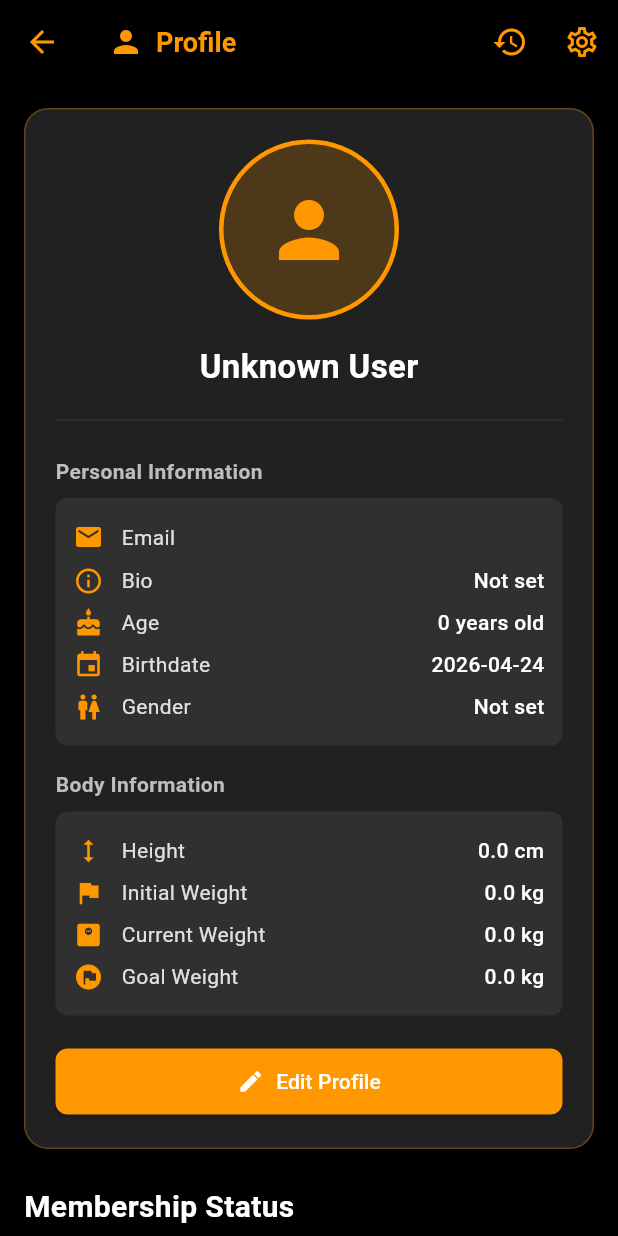
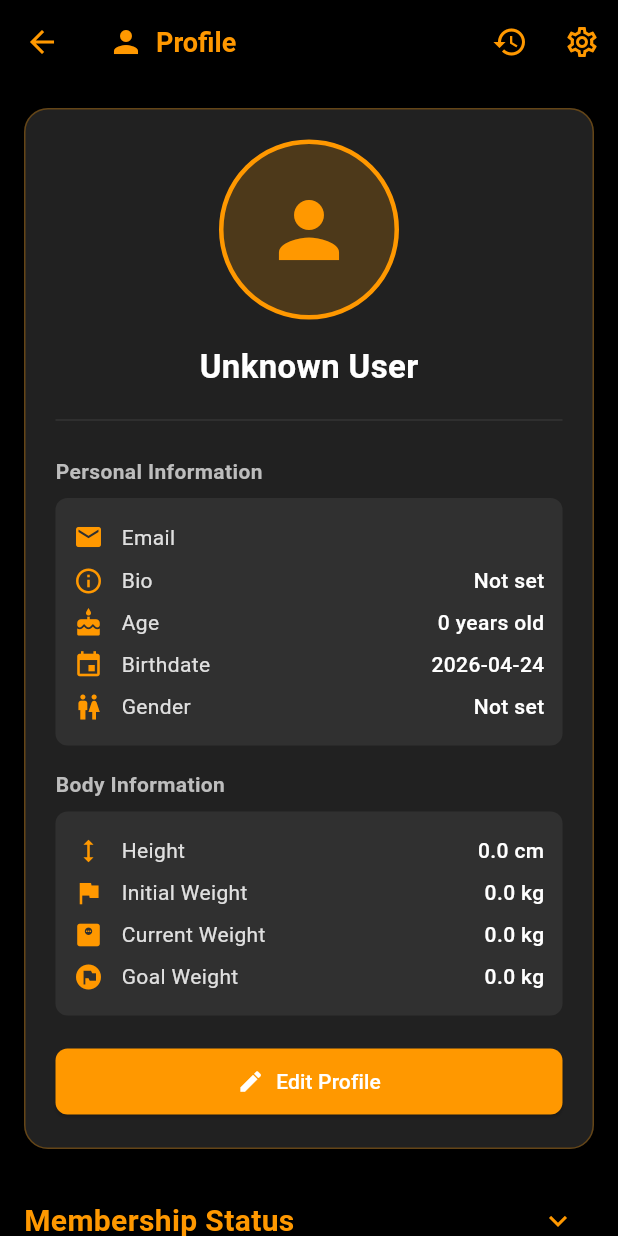
Before and after one commit to lum-study/X-FatHub, a Flutter app: the ProfileDashboardScreen screen opened directly, on a phone screen of 412 x 824 dp. Run offline on Flutter 3.47's test engine with Material 3 defaults, Android fonts, the light colour scheme and no system bars; our stand-ins replace connectivity_plus, flutter_dotenv, flutter_map, flutter_svg, geocoding, geolocator and 9 more; missing offline and left inert: flutter_background_service, workmanager; accounts and stored records are empty; network calls fail; statements that could not run were skipped.

Commit message:
up: profile page change design

```diff
--- a/lib/features/profile/views/login_screen.dart
+++ b/lib/features/profile/views/login_screen.dart
@@ -50,9 +50,9 @@ class _LoginScreenState extends State<LoginScreen> {
 
           ScaffoldMessenger.of(context).showSnackBar(
             const SnackBar(
-              content: Text('Registration successful! Please login with your credentials.'),
+              content: Text('Verification email sent! Please check your inbox and verify your account before logging in.'),
               backgroundColor: Colors.green,
-              duration: Duration(seconds: 2),
+              duration: Duration(seconds: 6),
             ),
           );
         }
--- a/lib/features/profile/views/profile_dashboard_screen.dart
+++ b/lib/features/profile/views/profile_dashboard_screen.dart
@@ -16,6 +16,11 @@ class ProfileDashboardScreen extends StatefulWidget {
 }
 
 class _ProfileDashboardScreenState extends State<ProfileDashboardScreen> {
+  bool _isSessionsExpanded = false;
+  bool _isActivitiesExpanded = false;
+  bool _isMembershipExpanded = false;
+  bool _isWeightExpanded = false;
+
   @override
   void initState() {
     super.initState();
@@ -37,8 +42,6 @@ class _ProfileDashboardScreenState extends State<ProfileDashboardScreen> {
   }
 
   int _calculatePurchaseCount(BookingViewModel bookingVM) {
-    // Union of unique package IDs from bookings history and current active packages
-    // This avoids double counting packages that have both bookings and remaining sessions
     return {
       ...bookingVM.userBookings.map((b) => b.packageId),
       ...bookingVM.activePackages.map((p) => p.id)
@@ -108,34 +111,65 @@ class _ProfileDashboardScreenState extends State<ProfileDashboardScreen> {
                     _buildProfileHeader(profile, context),
                     const SizedBox(height: 24),
 
-                    // Membership Section
+                    // Membership Section (Expandable)
+                    Row(
+                      mainAxisAlignment: MainAxisAlignment.spaceBetween,
+                      children: [
                         const Text(
                           'Membership Status',
                           style: TextStyle(
                             fontSize: 20,
                             fontWeight: FontWeight.bold,
-                        color: Colors.white,
-                      ),
-                    ),
-                    const SizedBox(height: 12),
-                    Consumer<BookingViewModel>(
+                            color: Colors.orange,
+                          ),
+                        ),
+                        IconButton(
+                          onPressed: () => setState(() => _isMembershipExpanded = !_isMembershipExpanded),
+                          icon: Icon(
+                            _isMembershipExpanded ? Icons.keyboard_arrow_up : Icons.keyboard_arrow_down,
+                            color: Colors.orange,
+                          ),
+                        ),
+                      ],
+                    ),
+                    const SizedBox(height: 8),
+                    AnimatedCrossFade(
+                      firstChild: const SizedBox(width: double.infinity),
+                      secondChild: Consumer<BookingViewModel>(
                         builder: (context, bookingVM, _) {
                           return _buildMembershipCard(bookingVM);
                         },
                       ),
+                      crossFadeState: _isMembershipExpanded ? CrossFadeState.showSecond : CrossFadeState.showFirst,
+                      duration: const Duration(milliseconds: 300),
+                    ),
                     const SizedBox(height: 24),
 
-                    // Weight Progress Section
+                    // Weight Goal Section (Expandable)
+                    Row(
+                      mainAxisAlignment: MainAxisAlignment.spaceBetween,
+                      children: [
                         const Text(
                           'Weight Goal Progress',
                           style: TextStyle(
                             fontSize: 20,
                             fontWeight: FontWeight.bold,
-                        color: Colors.white,
-                      ),
-                    ),
-                    const SizedBox(height: 12),
-                    GestureDetector(
+                            color: Colors.orange,
+                          ),
+                        ),
+                        IconButton(
+                          onPressed: () => setState(() => _isWeightExpanded = !_isWeightExpanded),
+                          icon: Icon(
+                            _isWeightExpanded ? Icons.keyboard_arrow_up : Icons.keyboard_arrow_down,
+                            color: Colors.orange,
+                          ),
+                        ),
+                      ],
+                    ),
+                    const SizedBox(height: 8),
+                    AnimatedCrossFade(
+                      firstChild: const SizedBox(width: double.infinity),
+                      secondChild: GestureDetector(
                         onTap: () {
                           final height = profile?.height ?? 0.0;
                           final initialWeight = profile?.initialWeight ?? 0.0;
@@ -146,7 +180,7 @@ class _ProfileDashboardScreenState extends State<ProfileDashboardScreen> {
                           } else {
                             ScaffoldMessenger.of(context).showSnackBar(
                               const SnackBar(
-                              content: Text('Please complete your Body Information first'),
+                                content: Text('Please complete your Body Information first (Height, Initial & Goal Weight)'),
                                 backgroundColor: Colors.orange,
                               ),
                             );
@@ -154,40 +188,185 @@ class _ProfileDashboardScreenState extends State<ProfileDashboardScreen> {
                         },
                         child: _buildWeightProgressSection(profile),
                       ),
+                      crossFadeState: _isWeightExpanded ? CrossFadeState.showSecond : CrossFadeState.showFirst,
+                      duration: const Duration(milliseconds: 300),
+                    ),
                     const SizedBox(height: 32),
 
-                    // Health Stats Section
+                    // Total Sessions Section (Expandable)
+                    Row(
+                      mainAxisAlignment: MainAxisAlignment.spaceBetween,
+                      children: [
+                        const Text(
+                          'Total Sessions Left',
+                          style: TextStyle(
+                            fontSize: 20,
+                            fontWeight: FontWeight.bold,
+                            color: Colors.orange,
+                          ),
+                        ),
+                        IconButton(
+                          onPressed: () => setState(() => _isSessionsExpanded = !_isSessionsExpanded),
+                          icon: Icon(
+                            _isSessionsExpanded ? Icons.keyboard_arrow_up : Icons.keyboard_arrow_down,
+                            color: Colors.orange,
+                          ),
+                        ),
+                      ],
+                    ),
+                    const SizedBox(height: 8),
+                    Consumer<BookingViewModel>(
+                      builder: (context, bookingVM, _) {
+                        final totalSessions = bookingVM.sessionsRemainingByPackage.values.fold(0, (sum, s) => sum + s);
+                        return AnimatedCrossFade(
+                          firstChild: const SizedBox(width: double.infinity),
+                          secondChild: Container(
+                            width: double.infinity,
+                            padding: const EdgeInsets.all(16),
+                            decoration: BoxDecoration(
+                              color: Colors.grey[900],
+                              borderRadius: BorderRadius.circular(12),
+                              border: Border.all(color: Colors.green.withOpacity(0.3)),
+                            ),
+                            child: Column(
+                              crossAxisAlignment: CrossAxisAlignment.start,
+                              children: [
+                                Row(
+                                  mainAxisAlignment: MainAxisAlignment.spaceBetween,
+                                  children: [
+                                    const Text(
+                                      'Sessions Overview',
+                                      style: TextStyle(
+                                        fontSize: 14,
+                                        fontWeight: FontWeight.w600,
+                                        color: Colors.grey,
+                                      ),
+                                    ),
+                                    const Icon(Icons.fitness_center, color: Colors.green, size: 20),
+                                  ],
+                                ),
+                                const SizedBox(height: 8),
+                                Text(
+                                  totalSessions.toString(),
+                                  style: const TextStyle(
+                                    fontSize: 32,
+                                    fontWeight: FontWeight.bold,
+                                    color: Colors.green,
+                                  ),
+                                ),
+                                if (bookingVM.activePackages.isNotEmpty) ...[
+                                  const SizedBox(height: 16),
+                                  const Divider(color: Color(0xFF333333)),
+                                  const SizedBox(height: 8),
+                                  ...bookingVM.activePackages.map((pkg) {
+                                    final sessions = bookingVM.sessionsRemainingByPackage[pkg.id] ?? 0;
+                                    final expiry = bookingVM.expiryByPackage[pkg.id];
+                                    String expiryText = 'No expiry';
+                                    Color expiryColor = Colors.grey[500]!;
+
+                                    if (expiry != null) {
+                                      final daysLeft = expiry.difference(DateTime.now()).inDays;
+                                      if (daysLeft < 0) {
+                                        expiryText = 'Expired';
+                                        expiryColor = Colors.red;
+                                      } else {
+                                        expiryText = '$daysLeft days left';
+                                        if (daysLeft < 30) {
+                                          expiryColor = Colors.red;
+                                        }
+                                      }
+                                    }
+
+                                    return Padding(
+                                      padding: const EdgeInsets.symmetric(vertical: 8.0),
+                                      child: Row(
+                                        mainAxisAlignment: MainAxisAlignment.spaceBetween,
+                                        children: [
+                                          Expanded(
+                                            child: Column(
+                                              crossAxisAlignment: CrossAxisAlignment.start,
+                                              children: [
+                                                Text(
+                                                  pkg.name,
+                                                  style: const TextStyle(
+                                                    color: Colors.white,
+                                                    fontSize: 14,
+                                                    fontWeight: FontWeight.w500,
+                                                  ),
+                                                ),
+                                                Text(
+                                                  '$sessions sessions left',
+                                                  style: const TextStyle(
+                                                    color: Colors.green,
+                                                    fontSize: 12,
+                                                  ),
+                                                ),
+                                              ],
+                                            ),
+                                          ),
+                                          Text(
+                                            expiryText,
+                                            style: TextStyle(
+                                              color: expiryColor,
+                                              fontSize: 12,
+                                              fontWeight: FontWeight.w600,
+                                            ),
+                                          ),
+                                        ],
+                                      ),
+                                    );
+                                  }).toList(),
+                                ] else ...[
+                                  const SizedBox(height: 8),
+                                  Text(
+                                    'No active packages',
+                                    style: TextStyle(fontSize: 12, color: Colors.grey[600]),
+                                  ),
+                                ],
+                              ],
+                            ),
+                          ),
+                          crossFadeState: _isSessionsExpanded ? CrossFadeState.showSecond : CrossFadeState.showFirst,
+                          duration: const Duration(milliseconds: 300),
+                        );
+                      },
+                    ),
+                    const SizedBox(height: 24),
+
+                    // Today's Activity Section (Expandable)
+                    Row(
+                      mainAxisAlignment: MainAxisAlignment.spaceBetween,
+                      children: [
                         const Text(
                           'Today\'s Activity',
                           style: TextStyle(
                             fontSize: 20,
                             fontWeight: FontWeight.bold,
-                        color: Colors.white,
-                      ),
-                    ),
-                    const SizedBox(height: 16),
-
-                    // Stats Grid
-                    Consumer3<
-                      StepTrackerViewModel,
-                      HydrationViewModel,
-                      BookingViewModel
-                    >(
-                      builder: (context, stepVM, hydrationVM, bookingVM, _) {
+                            color: Colors.orange,
+                          ),
+                        ),
+                        IconButton(
+                          onPressed: () => setState(() => _isActivitiesExpanded = !_isActivitiesExpanded),
+                          icon: Icon(
+                            _isActivitiesExpanded ? Icons.keyboard_arrow_up : Icons.keyboard_arrow_down,
+                            color: Colors.orange,
+                          ),
+                        ),
+                      ],
+                    ),
+                    const SizedBox(height: 8),
+                    Consumer2<StepTrackerViewModel, HydrationViewModel>(
+                      builder: (context, stepVM, hydrationVM, _) {
                         final stepsProgress = stepVM.goalSteps > 0
                             ? (stepVM.steps / stepVM.goalSteps).clamp(0.0, 1.0)
                             : 0.0;
-
                         final hydrationProgress = hydrationVM.goalInLiters > 0
                             ? (hydrationVM.consumptionInLiters / hydrationVM.goalInLiters).clamp(0.0, 1.0)
                             : 0.0;
 
-                        final totalSessions = bookingVM.sessionsRemainingByPackage.values.fold(0, (sum, s) => sum + s);
-
-                        return Column(
-                          crossAxisAlignment: CrossAxisAlignment.start,
-                          children: [
-                            Row(
+                        return AnimatedCrossFade(
+                          firstChild: const SizedBox(width: double.infinity),
+                          secondChild: Row(
                             mainAxisAlignment: MainAxisAlignment.spaceEvenly,
                             children: [
                               Expanded(
@@ -214,124 +393,8 @@ class _ProfileDashboardScreenState extends State<ProfileDashboardScreen> {
                               ),
                             ],
                           ),
-                            const SizedBox(height: 24),
-                            const Text(
-                              'Total Sessions Left',
-                              style: TextStyle(
-                                fontSize: 20,
-                                fontWeight: FontWeight.bold,
-                                color: Colors.white,
-                              ),
-                            ),
-                            const SizedBox(height: 12),
-                            // Sessions Card
-                            Container(
-                              width: double.infinity,
-                              padding: const EdgeInsets.all(16),
-                              decoration: BoxDecoration(
-                                color: Colors.grey[900],
-                                borderRadius: BorderRadius.circular(12),
-                                border: Border.all(color: Colors.green.withOpacity(0.3)),
-                              ),
-                              child: Column(
-                                crossAxisAlignment: CrossAxisAlignment.start,
-                                children: [
-                                  Row(
-                                    mainAxisAlignment: MainAxisAlignment.spaceBetween,
-                                    children: [
-                                      const Text(
-                                        'Sessions Overview',
-                                        style: TextStyle(
-                                          fontSize: 14,
-                                          fontWeight: FontWeight.w600,
-                                          color: Colors.grey,
-                                        ),
-                                      ),
-                                      const Icon(Icons.fitness_center, color: Colors.green, size: 20),
-                                    ],
-                                  ),
-                                  const SizedBox(height: 8),
-                                  Text(
-                                    totalSessions.toString(),
-                                    style: const TextStyle(
-                                      fontSize: 32,
-                                      fontWeight: FontWeight.bold,
-                                      color: Colors.green,
-                                    ),
-                                  ),
-                                  if (bookingVM.activePackages.isNotEmpty) ...[
-                                    const SizedBox(height: 16),
-                                    const Divider(color: Color(0xFF333333)),
-                                    const SizedBox(height: 8),
-                                    ...bookingVM.activePackages.map((pkg) {
-                                      final sessions = bookingVM.sessionsRemainingByPackage[pkg.id] ?? 0;
-                                      final expiry = bookingVM.expiryByPackage[pkg.id];
-                                      String expiryText = 'No expiry';
-                                      Color expiryColor = Colors.grey[500]!;
-
-                                      if (expiry != null) {
-                                        final daysLeft = expiry.difference(DateTime.now()).inDays;
-                                        if (daysLeft < 0) {
-                                          expiryText = 'Expired';
-                                          expiryColor = Colors.red;
-                                        } else {
-                                          expiryText = '$daysLeft days left';
-                                          if (daysLeft < 30) {
-                                            expiryColor = Colors.red;
-                                          }
-                                        }
-                                      }
-
-                                      return Padding(
-                                        padding: const EdgeInsets.symmetric(vertical: 8.0),
-                                        child: Row(
-                                          mainAxisAlignment: MainAxisAlignment.spaceBetween,
-                                          children: [
-                                            Expanded(
-                                              child: Column(
-                                                crossAxisAlignment: CrossAxisAlignment.start,
-                                                children: [
-                                                  Text(
-                                                    pkg.name,
-                                                    style: const TextStyle(
-                                                      color: Colors.white,
-                                                      fontSize: 14,
-                                                      fontWeight: FontWeight.w500,
-                                                    ),
-                                                  ),
-                                                  Text(
-                                                    '$sessions sessions left',
-                                                    style: const TextStyle(
-                                                      color: Colors.green,
-                                                      fontSize: 12,
-                                                    ),
-                                                  ),
-                                                ],
-                                              ),
-                                            ),
-                                            Text(
-                                              expiryText,
-                                              style: TextStyle(
-                                                color: expiryColor,
-                                                fontSize: 12,
-                                                fontWeight: FontWeight.w600,
-                                              ),
-                                            ),
-                                          ],
-                                        ),
-                                      );
-                                    }).toList(),
-                                  ] else ...[
-                                    const SizedBox(height: 8),
-                                    Text(
-                                      'No active packages',
-                                      style: TextStyle(fontSize: 12, color: Colors.grey[600]),
-                                    ),
-                                  ],
-                                ],
-                              ),
-                            ),
-                          ],
+                          crossFadeState: _isActivitiesExpanded ? CrossFadeState.showSecond : CrossFadeState.showFirst,
+                          duration: const Duration(milliseconds: 300),
                         );
                       },
                     ),
@@ -490,7 +553,7 @@ class _ProfileDashboardScreenState extends State<ProfileDashboardScreen> {
         backgroundColor: const Color(0xFF1A1A1A),
         title: const Text('Membership Tiers', style: TextStyle(color: Colors.white)),
         content: Column(
-          mainAxisSize: MainAxisSize.min,
+          mainAxisSize: Map<String, dynamic>.from({}).length > 0 ? MainAxisSize.max : MainAxisSize.min,
           children: [
             _buildTierRow('Basic', '0-1 Packages', 'Standard access to all facilities.', Colors.grey, currentLevel == 'Basic'),
             _buildTierRow('Silver', '2-4 Packages', 'Free access to exclusive lockers.', const Color(0xFFC0C0C0), currentLevel == 'Silver'),
```
Lines whose indentation alone changed are shown as unchanged.
